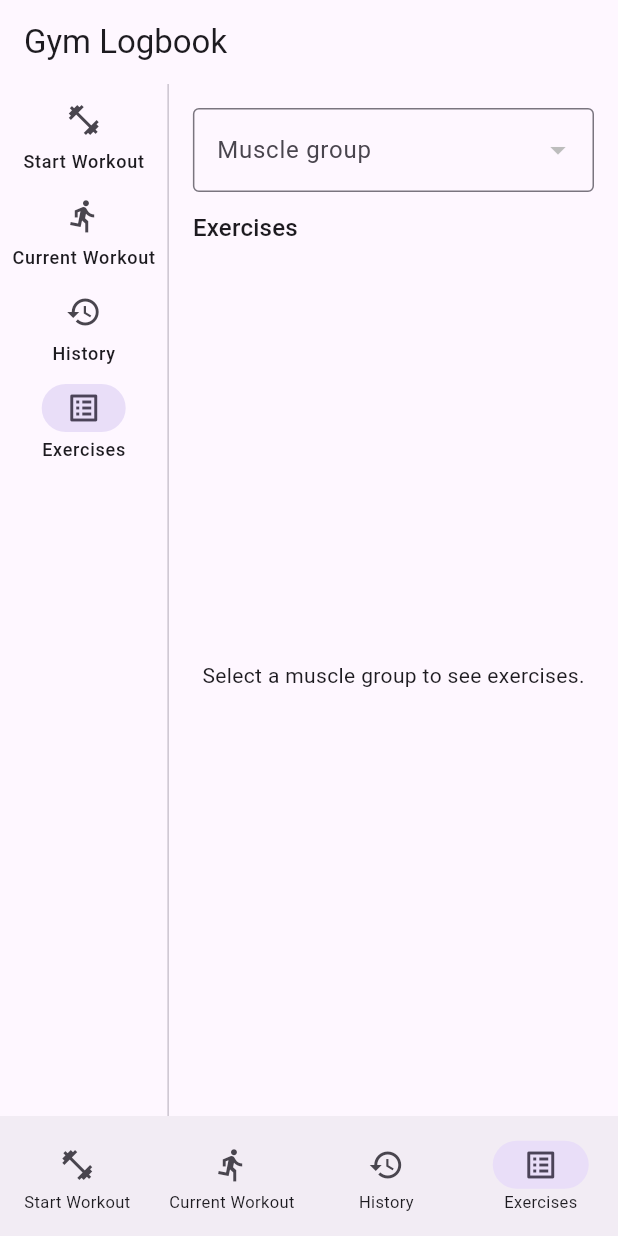
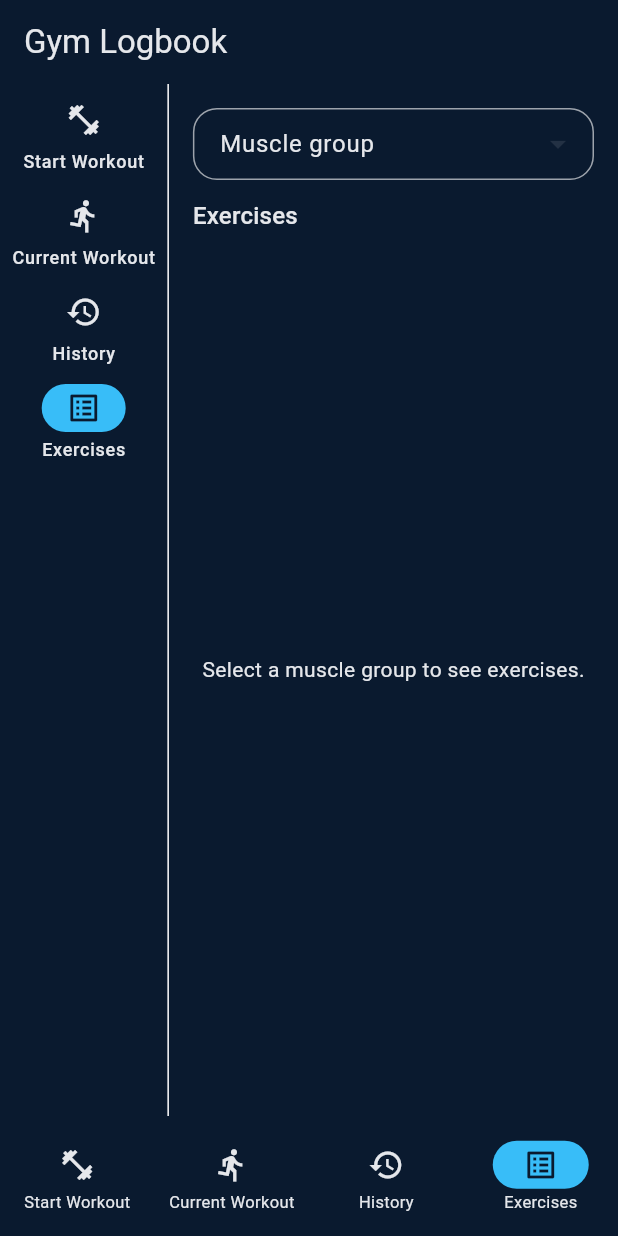
Before and after one commit to kirmatho-gpt/gym-logbook, a Flutter app: the screen it shows after launch, item 2 of the bottom bar chosen, after a tap on "Exercises", on a phone screen of 412 x 824 dp. Run offline on Flutter 3.47's test engine with Material 3 defaults, Android fonts, the light colour scheme and no system bars; our stand-ins replace drift, file_picker; accounts and stored records are empty; generated files the repository leaves out were written again.

Commit message:
styling in terms of colors and menu shapes

```diff
--- a/lib/main.dart
+++ b/lib/main.dart
@@ -58,7 +58,20 @@ class _MyAppState extends State<MyApp> {
     return MaterialApp(
       title: 'Gym Logbook',
       theme: ThemeData(
-        colorScheme: ColorScheme.fromSeed(seedColor: Colors.deepPurple),
+        useMaterial3: true,
+        colorScheme: const ColorScheme.dark(
+          surface: Color(0xFF0A1A2F),
+          primary: Color(0xFFA3E635),
+          secondary: Color(0xFF38BDF8),
+          onSurface: Color(0xFFE5E7EB),
+          onPrimary: Color(0xFF0A1A2F),
+          onSecondary: Color(0xFF0A1A2F),
+        ),
+        scaffoldBackgroundColor: const Color(0xFF0A1A2F),
+        appBarTheme: const AppBarTheme(
+          backgroundColor: Color(0xFF0A1A2F),
+          foregroundColor: Color(0xFFE5E7EB),
+        ),
       ),
       home: Scaffold(
         appBar: AppBar(
--- a/lib/screens/exercises_screen.dart
+++ b/lib/screens/exercises_screen.dart
@@ -45,15 +45,21 @@ class _ExercisesScreenState extends State<ExercisesScreen> {
               final muscleGroups = snapshot.data ?? const <MuscleGroup>[];
               return DropdownButtonFormField<int>(
                 value: _selectedMuscleGroupId,
-                decoration: const InputDecoration(
-                  labelText: 'Muscle group',
-                  border: OutlineInputBorder(),
+                isDense: true,
+                itemHeight: 48,
+                menuMaxHeight: 280,
+                decoration: _dropdownDecoration(
+                  context,
+                  label: 'Muscle group',
                 ),
                 items: [
                   for (final group in muscleGroups)
                     DropdownMenuItem<int>(
                       value: group.id,
-                      child: Text(group.name),
+                      child: Text(
+                        group.name,
+                        style: Theme.of(context).textTheme.bodySmall,
+                      ),
                     ),
                 ],
                 onChanged: (value) {
@@ -219,6 +225,29 @@ class _ExercisesScreenState extends State<ExercisesScreen> {
     final hour = value.hour.toString().padLeft(2, '0');
     final minute = value.minute.toString().padLeft(2, '0');
     return '$year-$month-$day $hour:$minute';
+  }
+
+  InputDecoration _dropdownDecoration(
+    BuildContext context, {
+    required String label,
+  }) {
+    final border = OutlineInputBorder(
+      borderRadius: BorderRadius.circular(16),
+      borderSide: BorderSide(
+        color: Theme.of(context).colorScheme.outline.withValues(alpha: 0.6),
+      ),
+    );
+    return InputDecoration(
+      labelText: label,
+      contentPadding: const EdgeInsets.symmetric(horizontal: 14, vertical: 10),
+      filled: true,
+      fillColor: Theme.of(context).colorScheme.surface.withValues(alpha: 0.4),
+      border: border,
+      enabledBorder: border,
+      focusedBorder: border.copyWith(
+        borderSide: BorderSide(color: Theme.of(context).colorScheme.primary),
+      ),
+    );
   }
 
   Future<void> _showCreateExerciseDialog(int muscleGroupId) async {
--- a/lib/screens/start_workout_screen.dart
+++ b/lib/screens/start_workout_screen.dart
@@ -62,7 +62,7 @@ class _StartWorkoutScreenState extends State<StartWorkoutScreen> {
             ),
             child: Row(
               children: [
-                const Text('💪', style: TextStyle(fontSize: 20)),
+                const Text('💪'),
                 const SizedBox(width: 8),
                 Expanded(
                   child: Text(
@@ -72,7 +72,7 @@ class _StartWorkoutScreenState extends State<StartWorkoutScreen> {
                   ),
                 ),
                 const SizedBox(width: 8),
-                const Text('💪', style: TextStyle(fontSize: 20)),
+                const Text('💪'),
               ],
             ),
           ),
```
Also changed, not shown: lib/debug/debug_database_screen.dart (+18 -5 lines), lib/screens/custom_workout_screen.dart (+26 -3 lines), lib/screens/history_screen.dart (+49 -9 lines), lib/screens/muscle_workout_screen.dart (+75 -17 lines).
